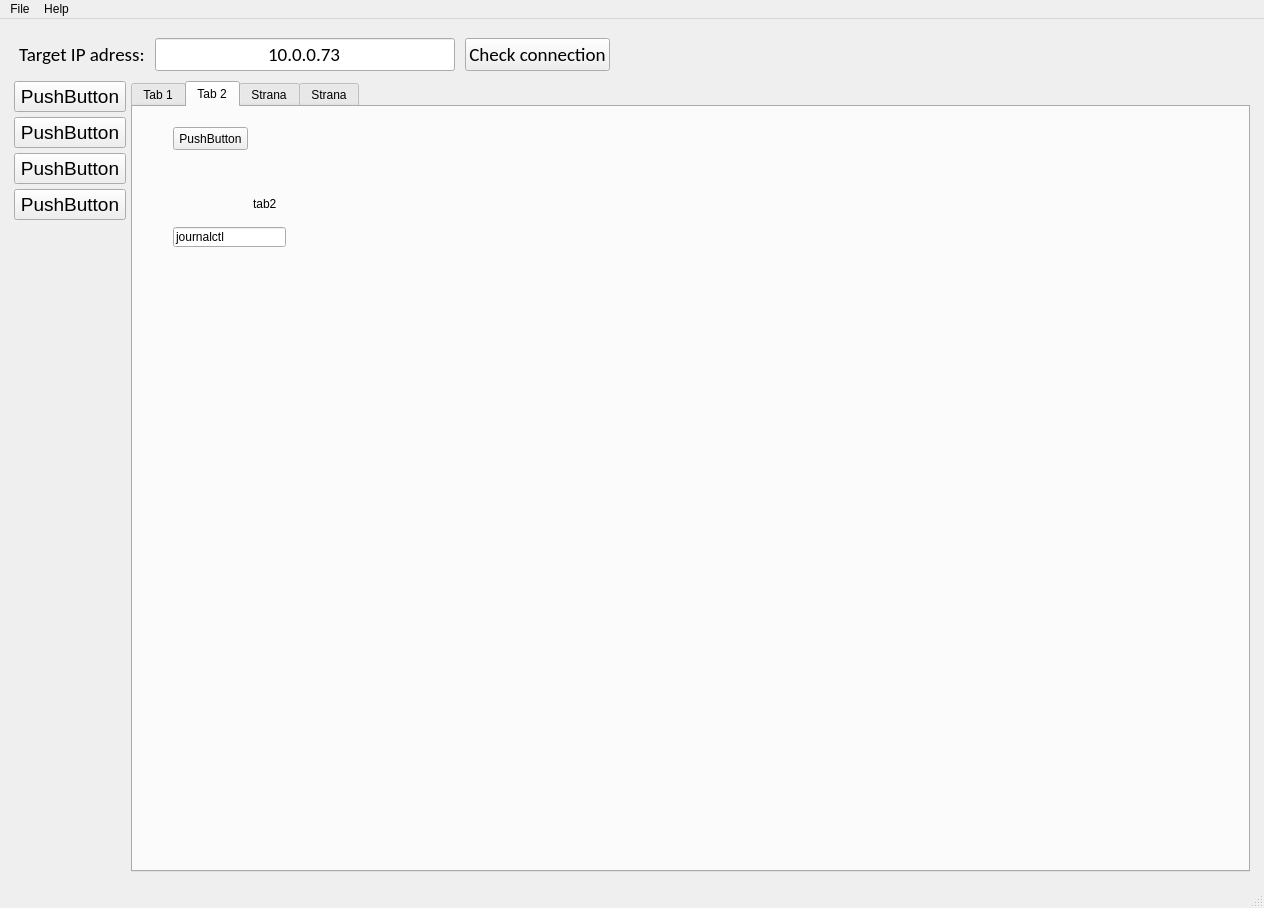
Above: GUI/qt5TCMonitorMainWindow.ui from jaroslavkovar80/SSHClient before the change. Below: the same form after it.
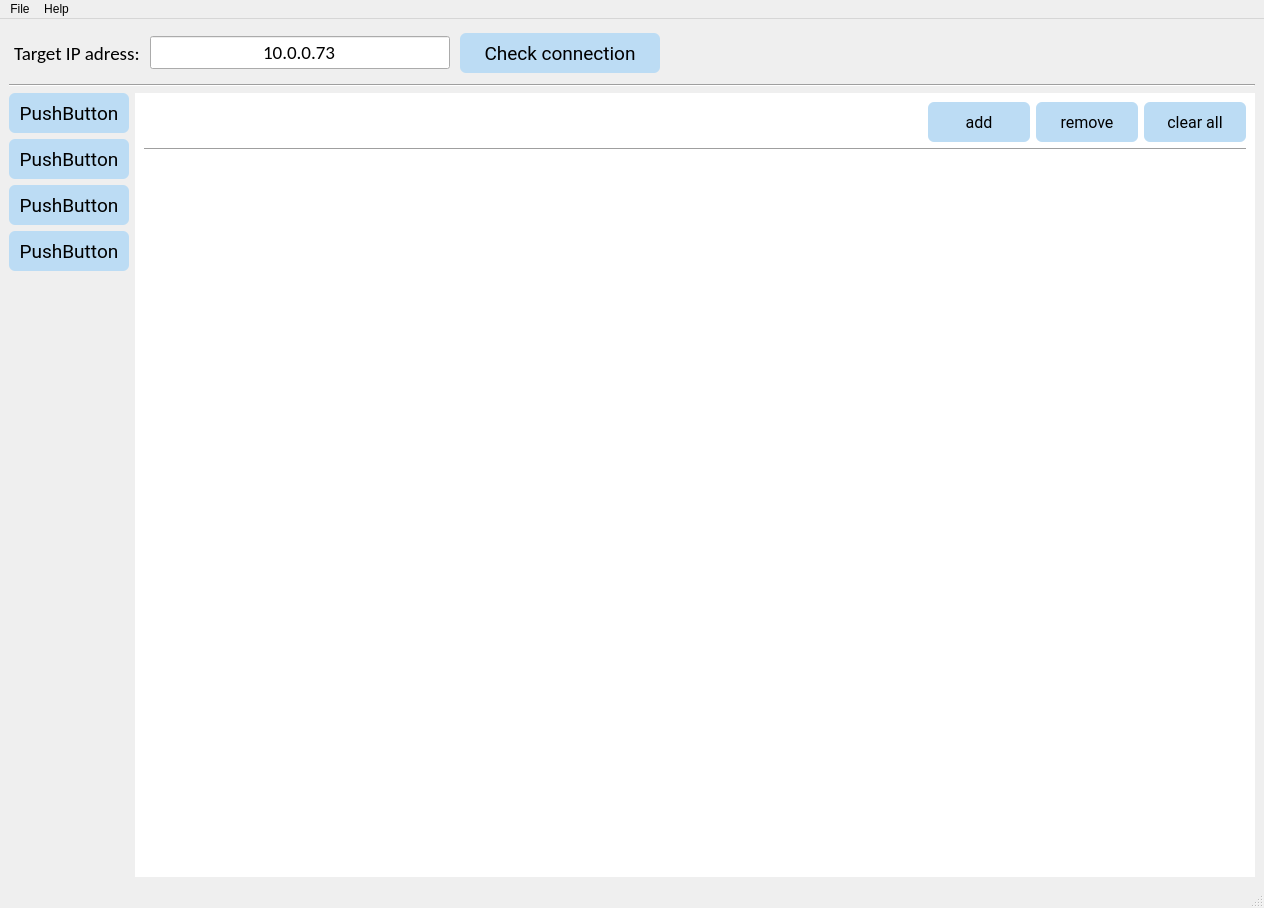
That is the form after the change. The open tabs and pages were chosen to show the change. Icons and pictures are not drawn.

Commit message: disk usage logic and GUI

Diff of the .ui file:
```diff
--- a/GUI/qt5TCMonitorMainWindow.ui
+++ b/GUI/qt5TCMonitorMainWindow.ui
@@ -19,29 +19,28 @@
   <property name="windowTitle">
    <string>TC - SSH Client</string>
   </property>
+  <property name="styleSheet">
+   <string notr="true">QPushButton{
+	background-color: rgb(188, 220, 244);
+	border: solid;
+	border-radius: 6px;
+}
+
+QPushButton:pressed{
+	background-color: #f5f5f5; 
+	border: solid;
+	border-radius: 6px;
+}
+
+QTableWidget::item{ selection-background-color: rgb(188, 220, 244)}
+
+QStackedWidget{
+	background-color: rgb(255, 255, 255);
+}</string>
+  </property>
   <widget class="QWidget" name="centralwidget">
    <layout class="QGridLayout" name="gridLayout">
-    <item row="0" column="0">
-     <layout class="QVBoxLayout" name="vlayout1Main" stretch="0,0">
-      <property name="spacing">
-       <number>5</number>
-      </property>
-      <property name="sizeConstraint">
-       <enum>QLayout::SetDefaultConstraint</enum>
-      </property>
-      <property name="leftMargin">
-       <number>5</number>
-      </property>
-      <property name="topMargin">
-       <number>5</number>
-      </property>
-      <property name="rightMargin">
-       <number>5</number>
-      </property>
-      <property name="bottomMargin">
-       <number>5</number>
-      </property>
-      <item>
+    <item row="0" column="0" colspan="2">
        <layout class="QHBoxLayout" name="hlayout2Top" stretch="0,1,0,0">
         <property name="spacing">
          <number>10</number>
@@ -103,11 +102,25 @@
         </item>
         <item>
          <widget class="QPushButton" name="btnCheckConnection">
+        <property name="minimumSize">
+         <size>
+          <width>200</width>
+          <height>40</height>
+         </size>
+        </property>
+        <property name="maximumSize">
+         <size>
+          <width>200</width>
+          <height>40</height>
+         </size>
+        </property>
           <property name="font">
            <font>
-            <family>Calibri</family>
+          <family>Roboto</family>
             <pointsize>14</pointsize>
-            <kerning>true</kerning>
+          <weight>50</weight>
+          <bold>false</bold>
+          <kerning>false</kerning>
            </font>
           </property>
           <property name="text">
@@ -133,27 +146,43 @@
         </item>
        </layout>
       </item>
+    <item row="1" column="0" colspan="2">
+     <layout class="QVBoxLayout" name="verticalLayout">
       <item>
-       <layout class="QHBoxLayout" name="hlayout2Bottom" stretch="1,10">
-        <property name="spacing">
-         <number>5</number>
+       <widget class="Line" name="line">
+        <property name="orientation">
+         <enum>Qt::Horizontal</enum>
         </property>
-        <property name="leftMargin">
-         <number>0</number>
-        </property>
-        <property name="topMargin">
-         <number>0</number>
-        </property>
-        <item>
+       </widget>
+      </item>
+     </layout>
+    </item>
+    <item row="2" column="0">
          <layout class="QVBoxLayout" name="vlayout3Left">
           <property name="sizeConstraint">
            <enum>QLayout::SetDefaultConstraint</enum>
           </property>
           <item>
            <widget class="QPushButton" name="btnTab1">
+        <property name="minimumSize">
+         <size>
+          <width>120</width>
+          <height>40</height>
+         </size>
+        </property>
+        <property name="maximumSize">
+         <size>
+          <width>120</width>
+          <height>40</height>
+         </size>
+        </property>
             <property name="font">
              <font>
+          <family>Roboto</family>
               <pointsize>14</pointsize>
+          <weight>50</weight>
+          <bold>false</bold>
+          <kerning>false</kerning>
              </font>
             </property>
             <property name="text">
@@ -163,9 +192,25 @@
           </item>
           <item>
            <widget class="QPushButton" name="btnTab2">
+        <property name="minimumSize">
+         <size>
+          <width>120</width>
+          <height>40</height>
+         </size>
+        </property>
+        <property name="maximumSize">
+         <size>
+          <width>120</width>
+          <height>40</height>
+         </size>
+        </property>
             <property name="font">
              <font>
+          <family>Roboto</family>
               <pointsize>14</pointsize>
+          <weight>50</weight>
+          <bold>false</bold>
+          <kerning>false</kerning>
              </font>
             </property>
             <property name="text">
@@ -175,9 +220,25 @@
           </item>
           <item>
            <widget class="QPushButton" name="btnTab3">
+        <property name="minimumSize">
+         <size>
+          <width>120</width>
+          <height>40</height>
+         </size>
+        </property>
+        <property name="maximumSize">
+         <size>
+          <width>120</width>
+          <height>40</height>
+         </size>
+        </property>
             <property name="font">
              <font>
+          <family>Roboto</family>
               <pointsize>14</pointsize>
+          <weight>50</weight>
+          <bold>false</bold>
+          <kerning>false</kerning>
              </font>
             </property>
             <property name="text">
@@ -187,9 +248,25 @@
           </item>
           <item>
            <widget class="QPushButton" name="btnTab4">
+        <property name="minimumSize">
+         <size>
+          <width>120</width>
+          <height>40</height>
+         </size>
+        </property>
+        <property name="maximumSize">
+         <size>
+          <width>120</width>
+          <height>40</height>
+         </size>
+        </property>
             <property name="font">
              <font>
+          <family>Roboto</family>
               <pointsize>14</pointsize>
+          <weight>50</weight>
+          <bold>false</bold>
+          <kerning>false</kerning>
              </font>
             </property>
             <property name="text">
@@ -212,29 +289,351 @@
           </item>
          </layout>
         </item>
-        <item>
-         <layout class="QVBoxLayout" name="vlayout3Right">
-          <item>
-           <widget class="QTabWidget" name="tabWidget">
+    <item row="2" column="1">
+     <widget class="QStackedWidget" name="stackedWidget">
+      <property name="styleSheet">
+       <string notr="true">QPushButton{
+	background-color: rgb(188, 220, 244);
+	border: solid;
+	border-radius: 6px;
+}
+
+QPushButton:pressed{
+	background-color: #f5f5f5; 
+	border: solid;
+	border-radius: 6px;
+}
+
+QTableWidget::item{ selection-background-color: rgb(188, 220, 244)}
+
+QStackedWidget{
+	background-color: rgb(255, 255, 255);
+}</string>
+      </property>
+      <property name="frameShape">
+       <enum>QFrame::NoFrame</enum>
+      </property>
+      <property name="frameShadow">
+       <enum>QFrame::Plain</enum>
+      </property>
+      <property name="midLineWidth">
+       <number>1</number>
+      </property>
             <property name="currentIndex">
-             <number>3</number>
-            </property>
-            <property name="usesScrollButtons">
-             <bool>true</bool>
+       <number>4</number>
+      </property>
+      <widget class="QWidget" name="page">
+       <layout class="QVBoxLayout" name="verticalLayout_3">
+        <item>
+         <layout class="QHBoxLayout" name="horizontalLayout_5">
+          <item>
+           <spacer name="horizontalSpacer_5">
+            <property name="orientation">
+             <enum>Qt::Horizontal</enum>
             </property>
-            <property name="tabsClosable">
+            <property name="sizeHint" stdset="0">
+             <size>
+              <width>40</width>
+              <height>20</height>
+             </size>
+            </property>
+           </spacer>
+          </item>
+          <item>
+           <widget class="QPushButton" name="btnAddDiskUsage">
+            <property name="minimumSize">
+             <size>
+              <width>102</width>
+              <height>40</height>
+             </size>
+            </property>
+            <property name="maximumSize">
+             <size>
+              <width>102</width>
+              <height>40</height>
+             </size>
+            </property>
+            <property name="font">
+             <font>
+              <family>Roboto</family>
+              <pointsize>12</pointsize>
+              <kerning>false</kerning>
+             </font>
+            </property>
+            <property name="text">
+             <string>add</string>
+            </property>
+            <property name="icon">
+             <iconset resource="test.qrc">
+              <normaloff>:test/pictures/plus-circle.svg</normaloff>:test/pictures/plus-circle.svg</iconset>
+            </property>
+            <property name="iconSize">
+             <size>
+              <width>20</width>
+              <height>20</height>
+             </size>
+            </property>
+            <property name="flat">
              <bool>false</bool>
             </property>
-            <property name="tabBarAutoHide">
+           </widget>
+          </item>
+          <item>
+           <widget class="QPushButton" name="btnRemoveDiskUsage">
+            <property name="minimumSize">
+             <size>
+              <width>102</width>
+              <height>40</height>
+             </size>
+            </property>
+            <property name="maximumSize">
+             <size>
+              <width>102</width>
+              <height>40</height>
+             </size>
+            </property>
+            <property name="font">
+             <font>
+              <family>Roboto</family>
+              <pointsize>12</pointsize>
+             </font>
+            </property>
+            <property name="text">
+             <string>remove</string>
+            </property>
+            <property name="icon">
+             <iconset resource="test.qrc">
+              <normaloff>:test/pictures/minus-circle.svg</normaloff>:test/pictures/minus-circle.svg</iconset>
+            </property>
+            <property name="iconSize">
+             <size>
+              <width>20</width>
+              <height>20</height>
+             </size>
+            </property>
+            <property name="flat">
+             <bool>false</bool>
+            </property>
+           </widget>
+          </item>
+          <item>
+           <widget class="QPushButton" name="btnClearDiskUsage">
+            <property name="minimumSize">
+             <size>
+              <width>102</width>
+              <height>40</height>
+             </size>
+            </property>
+            <property name="maximumSize">
+             <size>
+              <width>102</width>
+              <height>40</height>
+             </size>
+            </property>
+            <property name="font">
+             <font>
+              <family>Roboto</family>
+              <pointsize>12</pointsize>
+             </font>
+            </property>
+            <property name="text">
+             <string>clear all</string>
+            </property>
+            <property name="icon">
+             <iconset resource="test.qrc">
+              <normaloff>:test/pictures/trash-2.svg</normaloff>:test/pictures/trash-2.svg</iconset>
+            </property>
+            <property name="iconSize">
+             <size>
+              <width>20</width>
+              <height>20</height>
+             </size>
+            </property>
+            <property name="flat">
+             <bool>false</bool>
+            </property>
+           </widget>
+          </item>
+         </layout>
+        </item>
+        <item>
+         <widget class="Line" name="line_2">
+          <property name="orientation">
+           <enum>Qt::Horizontal</enum>
+          </property>
+         </widget>
+        </item>
+        <item>
+         <widget class="QTableWidget" name="tableDiskUsage">
+          <property name="font">
+           <font>
+            <family>Roboto</family>
+            <pointsize>10</pointsize>
+           </font>
+          </property>
+          <property name="frameShape">
+           <enum>QFrame::NoFrame</enum>
+          </property>
+          <property name="frameShadow">
+           <enum>QFrame::Raised</enum>
+          </property>
+          <property name="alternatingRowColors">
              <bool>true</bool>
             </property>
-            <widget class="QWidget" name="tabMemory">
-             <attribute name="title">
-              <string>Tab 1</string>
-             </attribute>
-             <layout class="QVBoxLayout" name="verticalLayout_2">
+          <property name="sortingEnabled">
+           <bool>true</bool>
+          </property>
+         </widget>
+        </item>
+       </layout>
+      </widget>
+      <widget class="QWidget" name="page_3">
+       <layout class="QVBoxLayout" name="verticalLayout_5">
+        <item>
+         <widget class="QPushButton" name="btnLoadDmesg">
+          <property name="minimumSize">
+           <size>
+            <width>102</width>
+            <height>40</height>
+           </size>
+          </property>
+          <property name="maximumSize">
+           <size>
+            <width>102</width>
+            <height>40</height>
+           </size>
+          </property>
+          <property name="font">
+           <font>
+            <family>Roboto</family>
+            <pointsize>14</pointsize>
+           </font>
+          </property>
+          <property name="text">
+           <string>PushButton</string>
+          </property>
+         </widget>
+        </item>
+        <item>
+         <widget class="QTableWidget" name="tableDmesgList">
+          <property name="sizePolicy">
+           <sizepolicy hsizetype="Maximum" vsizetype="Expanding">
+            <horstretch>0</horstretch>
+            <verstretch>0</verstretch>
+           </sizepolicy>
+          </property>
+          <property name="midLineWidth">
+           <number>0</number>
+          </property>
+          <property name="sizeAdjustPolicy">
+           <enum>QAbstractScrollArea::AdjustToContentsOnFirstShow</enum>
+          </property>
+          <property name="alternatingRowColors">
+           <bool>true</bool>
+          </property>
+          <attribute name="horizontalHeaderDefaultSectionSize">
+           <number>1000</number>
+          </attribute>
+          <column>
+           <property name="text">
+            <string>overview</string>
+           </property>
+          </column>
+         </widget>
+        </item>
+       </layout>
+      </widget>
+      <widget class="QWidget" name="page_4">
+       <layout class="QVBoxLayout" name="verticalLayout_6">
               <item>
-               <layout class="QHBoxLayout" name="horizontalLayout_3">
+         <widget class="QPushButton" name="btnLoadJournal">
+          <property name="minimumSize">
+           <size>
+            <width>102</width>
+            <height>40</height>
+           </size>
+          </property>
+          <property name="maximumSize">
+           <size>
+            <width>102</width>
+            <height>40</height>
+           </size>
+          </property>
+          <property name="font">
+           <font>
+            <family>Roboto</family>
+            <pointsize>14</pointsize>
+           </font>
+          </property>
+          <property name="text">
+           <string>PushButton</string>
+          </property>
+         </widget>
+        </item>
+        <item>
+         <widget class="QTableWidget" name="tableJournalList">
+          <property name="sizePolicy">
+           <sizepolicy hsizetype="Maximum" vsizetype="Expanding">
+            <horstretch>0</horstretch>
+            <verstretch>0</verstretch>
+           </sizepolicy>
+          </property>
+          <property name="midLineWidth">
+           <number>0</number>
+          </property>
+          <property name="sizeAdjustPolicy">
+           <enum>QAbstractScrollArea::AdjustToContentsOnFirstShow</enum>
+          </property>
+          <property name="alternatingRowColors">
+           <bool>true</bool>
+          </property>
+          <attribute name="horizontalHeaderDefaultSectionSize">
+           <number>1000</number>
+          </attribute>
+          <column>
+           <property name="text">
+            <string>overview</string>
+           </property>
+          </column>
+         </widget>
+        </item>
+       </layout>
+      </widget>
+      <widget class="QWidget" name="page_5">
+       <widget class="QPushButton" name="btnCallCmd">
+        <property name="geometry">
+         <rect>
+          <x>110</x>
+          <y>80</y>
+          <width>75</width>
+          <height>23</height>
+         </rect>
+        </property>
+        <property name="text">
+         <string>PushButton</string>
+        </property>
+       </widget>
+       <widget class="QLineEdit" name="lineEdit">
+        <property name="geometry">
+         <rect>
+          <x>110</x>
+          <y>180</y>
+          <width>113</width>
+          <height>20</height>
+         </rect>
+        </property>
+        <property name="text">
+         <string>journalctl</string>
+        </property>
+       </widget>
+      </widget>
+      <widget class="QWidget" name="page_2">
+       <layout class="QVBoxLayout" name="verticalLayout_4">
+        <item>
+         <layout class="QHBoxLayout" name="horizontalLayout_8"/>
+        </item>
+        <item>
+         <layout class="QHBoxLayout" name="horizontalLayout_7">
                 <item>
                  <widget class="QPushButton" name="btnAddRecordToMemoryTable">
                   <property name="text">
@@ -606,159 +1005,7 @@
               </item>
              </layout>
             </widget>
-            <widget class="QWidget" name="tabProcesses">
-             <attribute name="title">
-              <string>Tab 2</string>
-             </attribute>
-             <widget class="QLabel" name="label_2">
-              <property name="geometry">
-               <rect>
-                <x>120</x>
-                <y>90</y>
-                <width>47</width>
-                <height>13</height>
-               </rect>
-              </property>
-              <property name="text">
-               <string>tab2</string>
-              </property>
-             </widget>
-             <widget class="QPushButton" name="btnCallCmd">
-              <property name="geometry">
-               <rect>
-                <x>40</x>
-                <y>20</y>
-                <width>75</width>
-                <height>23</height>
-               </rect>
-              </property>
-              <property name="text">
-               <string>PushButton</string>
-              </property>
-             </widget>
-             <widget class="QLineEdit" name="lineEdit">
-              <property name="geometry">
-               <rect>
-                <x>40</x>
-                <y>120</y>
-                <width>113</width>
-                <height>20</height>
-               </rect>
-              </property>
-              <property name="text">
-               <string>journalctl</string>
-              </property>
-             </widget>
-            </widget>
-            <widget class="QWidget" name="tabLogger">
-             <attribute name="title">
-              <string>Strana</string>
-             </attribute>
-             <widget class="QTableWidget" name="tableDmesgList">
-              <property name="geometry">
-               <rect>
-                <x>10</x>
-                <y>70</y>
-                <width>1081</width>
-                <height>681</height>
-               </rect>
-              </property>
-              <property name="sizePolicy">
-               <sizepolicy hsizetype="Maximum" vsizetype="Expanding">
-                <horstretch>0</horstretch>
-                <verstretch>0</verstretch>
-               </sizepolicy>
-              </property>
-              <property name="midLineWidth">
-               <number>0</number>
-              </property>
-              <property name="sizeAdjustPolicy">
-               <enum>QAbstractScrollArea::AdjustToContentsOnFirstShow</enum>
-              </property>
-              <property name="alternatingRowColors">
-               <bool>true</bool>
-              </property>
-              <attribute name="horizontalHeaderDefaultSectionSize">
-               <number>1000</number>
-              </attribute>
-              <column>
-               <property name="text">
-                <string>overview</string>
-               </property>
-              </column>
-             </widget>
-             <widget class="QPushButton" name="btnLoadDmesg">
-              <property name="geometry">
-               <rect>
-                <x>90</x>
-                <y>30</y>
-                <width>75</width>
-                <height>23</height>
-               </rect>
-              </property>
-              <property name="text">
-               <string>PushButton</string>
-              </property>
-             </widget>
-            </widget>
-            <widget class="QWidget" name="tab_4">
-             <attribute name="title">
-              <string>Strana</string>
-             </attribute>
-             <widget class="QTableWidget" name="tableJournalList">
-              <property name="geometry">
-               <rect>
-                <x>10</x>
-                <y>70</y>
-                <width>1081</width>
-                <height>681</height>
-               </rect>
-              </property>
-              <property name="sizePolicy">
-               <sizepolicy hsizetype="Maximum" vsizetype="Expanding">
-                <horstretch>0</horstretch>
-                <verstretch>0</verstretch>
-               </sizepolicy>
-              </property>
-              <property name="midLineWidth">
-               <number>0</number>
-              </property>
-              <property name="sizeAdjustPolicy">
-               <enum>QAbstractScrollArea::AdjustToContentsOnFirstShow</enum>
-              </property>
-              <property name="alternatingRowColors">
-               <bool>true</bool>
-              </property>
-              <attribute name="horizontalHeaderDefaultSectionSize">
-               <number>1000</number>
-              </attribute>
-              <column>
-               <property name="text">
-                <string>overview</string>
-               </property>
-              </column>
-             </widget>
-             <widget class="QPushButton" name="btnLoadJournal">
-              <property name="geometry">
-               <rect>
-                <x>90</x>
-                <y>30</y>
-                <width>75</width>
-                <height>23</height>
-               </rect>
-              </property>
-              <property name="text">
-               <string>PushButton</string>
-              </property>
-             </widget>
-            </widget>
-           </widget>
-          </item>
-         </layout>
-        </item>
-       </layout>
-      </item>
-     </layout>
+     </widget>
     </item>
    </layout>
   </widget>
```
Left out of the diff: 81 changed lines with no effect on the pictures. Lines whose indentation alone changed are shown as unchanged. The commit also changes 6 other files.
